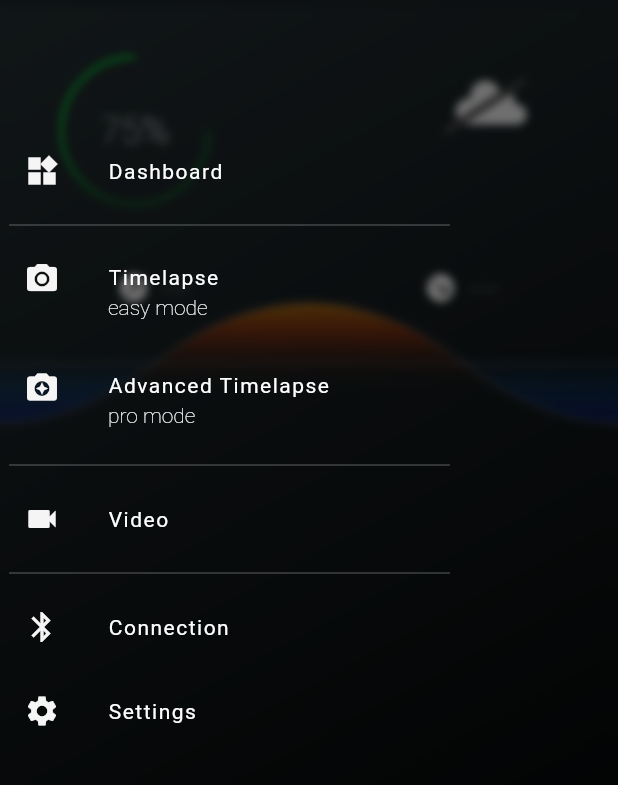
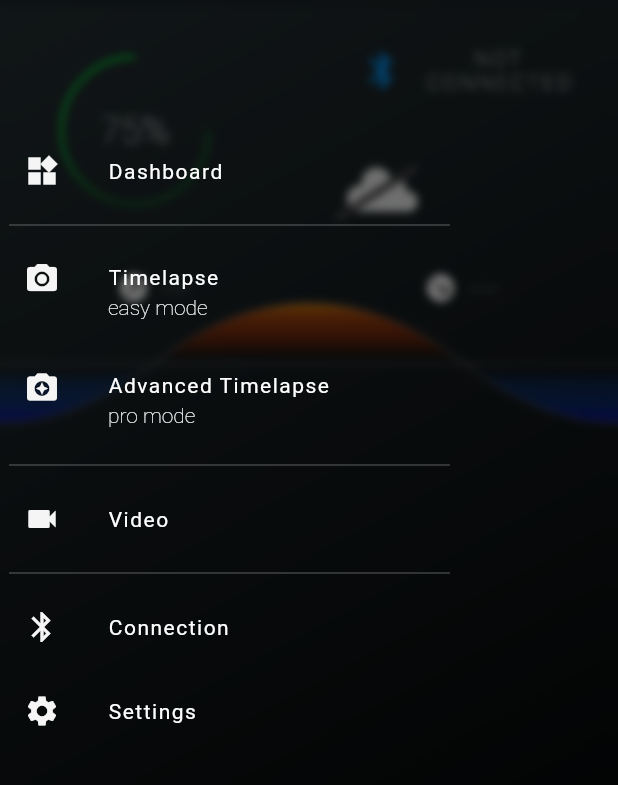
Before and after one commit to j0n45h/SliderApp, a Flutter app: the screen it shows after launch, with the side drawer open, on a phone screen of 412 x 824 dp, the part 81-866 px from its top. Run offline on Flutter 3.47's test engine with Material 2 defaults, Android fonts, the phone set to English and light mode, and no system bars; drawn by our look-alikes of percent_indicator; our stand-ins replace flutter_bluetooth_serial, flutter_cache_manager, location, weather; missing offline and left inert: sunrise_sunset_calc; statements that could not run were skipped.

Commit message:
Animation fixed
Horizon animation fixed and color Animation added

```diff
--- a/lib/dashboard/dashboard.dart
+++ b/lib/dashboard/dashboard.dart
@@ -3,6 +3,7 @@ import 'dart:math';
 import 'package:flutter/cupertino.dart';
 import 'package:flutter/material.dart';
 import 'package:flutter/widgets.dart';
+import 'package:sliderappflutter/dashboard/bluetooth_box.dart';
 import 'package:sliderappflutter/dashboard/sun_position_wave.dart';
 import 'package:sliderappflutter/dashboard/sunrisesunset_icons.dart';
 import 'package:sliderappflutter/dashboard/weather_widget.dart';
@@ -70,7 +71,7 @@ class DashboardScreen extends StatelessWidget {
                     child: Column(
                       crossAxisAlignment: CrossAxisAlignment.start,
                       children: <Widget>[
-                        // BluetoothBox(),
+                        BluetoothBox(),
                         Container(
                           margin: const EdgeInsets.fromLTRB(0, 0, 20, 0),
                           child: WeatherWidget(),
@@ -88,25 +89,4 @@ class DashboardScreen extends StatelessWidget {
       ),
     );
   }
-/*
-  static bool _didBuild = false;
-  void onBuild(dynamic context) {
-    if (_didBuild) return;
-    Timer.run(() {
-      final btStateProvider = context.read<ProvideBtState>();
-      // final btStateProvider = Provider.of<ProvideBtState>(context, listen: false);
-      btStateProvider.autoConnectToLastDevice(context); // auto connect BT
-
-      final locationStateProvider = context.read<ProvideLocationState>();
-      // final locationStateProvider = Provider.of<ProvideLocationState>(context, listen: false); // Location
-      locationStateProvider.updateMyGeoLocation(context);
-
-      final weatherStateProvider = context.read<ProvideWeatherState>();
-      // final weatherStateProvider = Provider.of<ProvideWeatherState>(context, listen: false); // Weather
-      weatherStateProvider.updateWeather(context);
-    });
-    _didBuild = true;
-  }
-
- */
 }
--- a/lib/dashboard/sun_position_wave.dart
+++ b/lib/dashboard/sun_position_wave.dart
@@ -7,40 +7,59 @@ import 'package:sliderappflutter/utilities/map.dart';
 import 'package:sliderappflutter/utilities/state/locatin_state.dart';
 
 class SunPositionWave extends StatefulWidget {
-  const SunPositionWave();
+  const SunPositionWave({Key key}) : super(key: key);
   @override
   _SunPositionWaveState createState() => _SunPositionWaveState();
 }
 
 class _SunPositionWaveState extends State<SunPositionWave>
-    with SingleTickerProviderStateMixin {
-  Animation animation;
-  AnimationController controller;
+    with TickerProviderStateMixin {
+  Animation _sunAnimation;
+  AnimationController _sunAnimationController;
+  Animation _colorGradientAnimation;
+  AnimationController _colorGradientAnimationController;
   bool _hasSunPosition = false;
-  double _height;
+  static double _height;
 
   @override
   void initState() {
     super.initState();
-    controller =
+    setupSunAnimation();
+    _colorGradientAnimationController =
+        AnimationController(duration: const Duration(milliseconds: 500), vsync: this);
+  }
+
+  @override
+  void dispose() {
+    _sunAnimationController.dispose();
+    _colorGradientAnimationController.dispose();
+    super.dispose();
+  }
+
+  void setupSunAnimation() {
+    _sunAnimationController =
         AnimationController(duration: const Duration(hours: 24), vsync: this);
-    animation = Tween(begin: 0.0, end: 1.0).animate(controller)
+
+    _sunAnimation = Tween(begin: 0.0, end: 1.0).animate(_sunAnimationController)
       ..addListener(() {
         setState(() {});
       })
       ..addStatusListener((status) {
         if (status == AnimationStatus.completed) {
-          controller.reset();
-          controller.forward();
+          _sunAnimationController.reset();
+          _sunAnimationController.forward();
         }
       });
   }
 
-  @override
-  void dispose() {
-    controller.dispose();
-    super.dispose();
+  void setupColorGradientAnimation(double newHeight) {
+    _colorGradientAnimation =
+        Tween<double>(begin: _height, end: newHeight).animate(_colorGradientAnimationController)
+          ..addListener(() {
+            setState(() {});
+          });
   }
+
 
   double currentSunPosition(
       ProvideLocationState locationStateProvider, Size size) {
@@ -64,9 +83,6 @@ class _SunPositionWaveState extends State<SunPositionWave>
         1.0);
     position %= 1;
 
-    Timer.run(() {
-      controller.forward(from: position);
-    });
 
     double sunSetHeight = map(
         locationStateProvider.sunSetTime.millisecondsSinceEpoch.toDouble(),
@@ -76,8 +92,16 @@ class _SunPositionWaveState extends State<SunPositionWave>
         1.0);
     sunSetHeight %= 1;
 
+    final height = SunPath.calculate(sunSetHeight, size).dy;
+
+    setupColorGradientAnimation(height);
+
+    Timer.run(() {
+      _sunAnimationController.forward(from: position);
+      _colorGradientAnimationController.forward();
+    });
     _hasSunPosition = true;
-    return SunPath.calculate(sunSetHeight, size).dy;
+    return height;
   }
 
 
@@ -103,13 +127,19 @@ class _SunPositionWaveState extends State<SunPositionWave>
                   height: size.height,
                   decoration: BoxDecoration(
                       gradient: LinearGradient(
-                          begin: Alignment.topCenter,
-                          end: Alignment.bottomCenter,
-                          colors: [
-                        Color(0xff000000).withOpacity(0),
-                        Color(0xff000000).withOpacity(0),
-                        Color(0xff007FFF).withOpacity(0.16),
-                        Color(0xff0022FF).withOpacity(0.28),
+                      begin: Alignment(
+                        0, map(_colorGradientAnimation == null
+                          ? _height
+                          : _colorGradientAnimation.value * 0.8,
+                          0, size.height, -1, 1)
+                          // * _colorGradientAnimation.value
+                      ),
+                      end: Alignment.bottomCenter,
+                      colors: [
+                        Color(0xFF000000).withOpacity(0.00),
+                        Color(0xFF004DD1).withOpacity(0.28),
+                        Color(0xFF0048EB).withOpacity(0.35),
+                        Color(0xFF0101FC).withOpacity(0.54),
                       ])),
                 ),
               ),
@@ -120,13 +150,19 @@ class _SunPositionWaveState extends State<SunPositionWave>
                   decoration: BoxDecoration(
                     gradient: LinearGradient(
                         begin: Alignment.topCenter,
-                        end: Alignment.bottomCenter,
+                        end: Alignment(
+                            0, map(_colorGradientAnimation == null
+                            ? _height
+                            : _colorGradientAnimation.value * 1.2,
+                            0, size.height, -1, 1)
+                              // * _colorGradientAnimation.value
+                        ),
                         colors: [
-                          Color(0xFFFF9900).withOpacity(0.62),
-                          Color(0xFFFF4900).withOpacity(0.40),
-                          Color(0xFF601C00).withOpacity(0.24),
-                          Color(0xFF242F33).withOpacity(0.00),
-                          Color(0xFF242F33).withOpacity(0.00),
+                          Color(0xFFFF9900).withOpacity(0.80),
+                          Color(0xFFFF5900).withOpacity(0.57),
+                          Color(0xFFB23300).withOpacity(0.61),
+                          Color(0xFF601C00).withOpacity(0.58),
+                          Color(0xFF000000).withOpacity(0.00),
                         ]),
                   ),
                 ),
@@ -151,8 +187,8 @@ class _SunPositionWaveState extends State<SunPositionWave>
                 ),
               ),
               Positioned(
-                top: SunPath.calculate(animation.value, size).dy,
-                left: SunPath.calculate(animation.value, size).dx,
+                top: SunPath.calculate(_sunAnimation.value, size).dy,
+                left: SunPath.calculate(_sunAnimation.value, size).dx,
                 child: Container(
                   height: 20,
                   width: 20,
--- a/lib/video.dart
+++ b/lib/video.dart
@@ -6,9 +6,12 @@ import 'dashboard/dashboard.dart';
 
 class VideoScreen extends StatelessWidget {
   static const routeName = '/video-screen';
+
   void navigateHome(BuildContext context) {
     Navigator.of(context).pushNamed(DashboardScreen.routeName);
   }
+
+
   @override
   Widget build(BuildContext context) {
     return WillPopScope(
```
